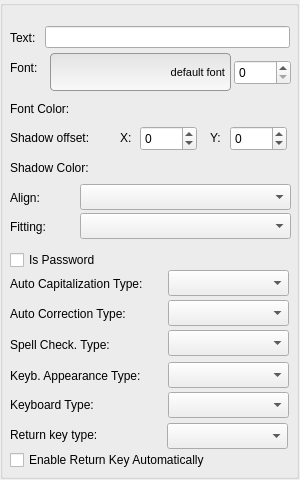
First picture: the form in Tools/UIEditor/UI/uitextfieldpropertygridwidget.ui, repository xaoctech/dava.engine, before the edit.
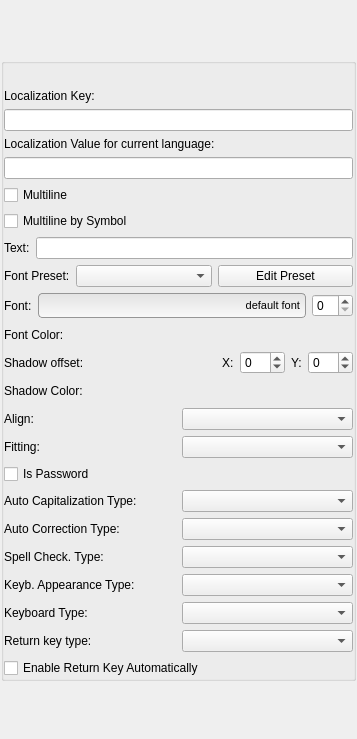
Second picture: the form after the edit. Custom widgets are drawn as their Qt base class.

Commit message: DF-3435 added property FontPreset to metadata, known issue: changing preset does not update font and size on properties pane

The edit to the form file:
```diff
--- a/Tools/UIEditor/UI/uitextfieldpropertygridwidget.ui
+++ b/Tools/UIEditor/UI/uitextfieldpropertygridwidget.ui
@@ -6,446 +6,683 @@
    <rect>
     <x>0</x>
     <y>0</y>
-    <width>300</width>
-    <height>480</height>
+    <width>357</width>
+    <height>739</height>
    </rect>
   </property>
-  <property name="minimumSize">
-   <size>
-    <width>300</width>
-    <height>480</height>
-   </size>
+  <property name="sizePolicy">
+   <sizepolicy hsizetype="Preferred" vsizetype="Maximum">
+    <horstretch>0</horstretch>
+    <verstretch>0</verstretch>
+   </sizepolicy>
   </property>
   <property name="windowTitle">
    <string>Form</string>
   </property>
-  <widget class="QGroupBox" name="groupBox">
-   <property name="geometry">
-    <rect>
-     <x>0</x>
-     <y>0</y>
-     <width>299</width>
-     <height>479</height>
-    </rect>
+  <layout class="QVBoxLayout" name="verticalLayout_3">
+   <property name="margin">
+    <number>1</number>
    </property>
-   <property name="title">
-    <string/>
-   </property>
-   <widget class="QLineEdit" name="textLineEdit">
-    <property name="geometry">
-     <rect>
-      <x>45</x>
-      <y>26</y>
-      <width>245</width>
-      <height>22</height>
-     </rect>
-    </property>
-   </widget>
-   <widget class="QLabel" name="textLabel">
-    <property name="geometry">
-     <rect>
-      <x>10</x>
-      <y>30</y>
-      <width>31</width>
-      <height>16</height>
-     </rect>
-    </property>
-    <property name="text">
-     <string>Text:</string>
-    </property>
-   </widget>
-   <widget class="QSpinBox" name="fontSizeSpinBox">
-    <property name="geometry">
-     <rect>
-      <x>234</x>
-      <y>60</y>
-      <width>57</width>
-      <height>25</height>
-     </rect>
-    </property>
-   </widget>
-   <widget class="QLabel" name="fontNameLabel">
-    <property name="geometry">
-     <rect>
-      <x>10</x>
-      <y>60</y>
-      <width>31</width>
-      <height>16</height>
-     </rect>
-    </property>
-    <property name="text">
-     <string>Font:</string>
-    </property>
-   </widget>
-   <widget class="QColorWidget" name="textColorWidget" native="true">
-    <property name="geometry">
-     <rect>
-      <x>105</x>
-      <y>100</y>
-      <width>184</width>
-      <height>21</height>
-     </rect>
-    </property>
-    <property name="minimumSize">
-     <size>
-      <width>184</width>
-      <height>21</height>
-     </size>
-    </property>
-    <property name="maximumSize">
-     <size>
-      <width>184</width>
-      <height>21</height>
-     </size>
-    </property>
-    <property name="text" stdset="0">
-     <string/>
-    </property>
-   </widget>
-   <widget class="QLabel" name="fontColorLabel">
-    <property name="geometry">
-     <rect>
-      <x>10</x>
-      <y>101</y>
-      <width>71</width>
-      <height>16</height>
-     </rect>
-    </property>
-    <property name="text">
-     <string>Font Color:</string>
-    </property>
-   </widget>
-   <widget class="QPushButton" name="fontSelectButton">
-    <property name="geometry">
-     <rect>
-      <x>50</x>
-      <y>53</y>
-      <width>181</width>
-      <height>38</height>
-     </rect>
-    </property>
-    <property name="styleSheet">
-     <string notr="true">QPushButton {text-align:right; font-size: 11px; border-style: outset; border: 1px solid #969696; padding: 5px; border-radius: 4px; background-color: qlineargradient(x1: 0, y1: 0, x2: 0, y2: 1, stop: 0 #e3e3e3, stop: 1 #f9f9f9);} 
+   <item>
+    <widget class="QGroupBox" name="groupBox">
+     <property name="sizePolicy">
+      <sizepolicy hsizetype="Expanding" vsizetype="Maximum">
+       <horstretch>0</horstretch>
+       <verstretch>0</verstretch>
+      </sizepolicy>
+     </property>
+     <property name="title">
+      <string/>
+     </property>
+     <layout class="QVBoxLayout" name="verticalLayout_2">
+      <property name="leftMargin">
+       <number>0</number>
+      </property>
+      <property name="topMargin">
+       <number>25</number>
+      </property>
+      <property name="rightMargin">
+       <number>0</number>
+      </property>
+      <property name="bottomMargin">
+       <number>0</number>
+      </property>
+      <item>
+       <widget class="QWidget" name="localizationKeyWidget" native="true">
+        <property name="sizePolicy">
+         <sizepolicy hsizetype="Preferred" vsizetype="Maximum">
+          <horstretch>0</horstretch>
+          <verstretch>0</verstretch>
+         </sizepolicy>
+        </property>
+        <layout class="QVBoxLayout" name="verticalLayout_5">
+         <property name="margin">
+          <number>0</number>
+         </property>
+         <item>
+          <widget class="QLabel" name="localizationKeyNameLabel">
+           <property name="sizePolicy">
+            <sizepolicy hsizetype="Preferred" vsizetype="Maximum">
+             <horstretch>0</horstretch>
+             <verstretch>0</verstretch>
+            </sizepolicy>
+           </property>
+           <property name="text">
+            <string>Localization Key:</string>
+           </property>
+          </widget>
+         </item>
+         <item>
+          <widget class="QLineEdit" name="localizationKeyNameLineEdit">
+           <property name="sizePolicy">
+            <sizepolicy hsizetype="Expanding" vsizetype="Maximum">
+             <horstretch>0</horstretch>
+             <verstretch>0</verstretch>
+            </sizepolicy>
+           </property>
+          </widget>
+         </item>
+        </layout>
+       </widget>
+      </item>
+      <item>
+       <widget class="QWidget" name="localizationValueWidget" native="true">
+        <property name="sizePolicy">
+         <sizepolicy hsizetype="Preferred" vsizetype="Maximum">
+          <horstretch>0</horstretch>
+          <verstretch>0</verstretch>
+         </sizepolicy>
+        </property>
+        <layout class="QVBoxLayout" name="verticalLayout">
+         <property name="margin">
+          <number>0</number>
+         </property>
+         <item>
+          <widget class="QLabel" name="localizationKeyTextLabel">
+           <property name="sizePolicy">
+            <sizepolicy hsizetype="Preferred" vsizetype="Maximum">
+             <horstretch>0</horstretch>
+             <verstretch>0</verstretch>
+            </sizepolicy>
+           </property>
+           <property name="text">
+            <string>Localization Value for current language:</string>
+           </property>
+          </widget>
+         </item>
+         <item>
+          <widget class="QLineEdit" name="localizationKeyTextLineEdit">
+           <property name="sizePolicy">
+            <sizepolicy hsizetype="Expanding" vsizetype="Maximum">
+             <horstretch>0</horstretch>
+             <verstretch>0</verstretch>
+            </sizepolicy>
+           </property>
+          </widget>
+         </item>
+        </layout>
+       </widget>
+      </item>
+      <item>
+       <widget class="QWidget" name="multilineWidget" native="true">
+        <property name="sizePolicy">
+         <sizepolicy hsizetype="Preferred" vsizetype="Maximum">
+          <horstretch>0</horstretch>
+          <verstretch>0</verstretch>
+         </sizepolicy>
+        </property>
+        <layout class="QVBoxLayout" name="verticalLayout_4">
+         <property name="margin">
+          <number>0</number>
+         </property>
+         <item>
+          <widget class="QCheckBox" name="multilineCheckBox">
+           <property name="text">
+            <string>Multiline</string>
+           </property>
+          </widget>
+         </item>
+         <item>
+          <widget class="QCheckBox" name="multilineBySymbolCheckBox">
+           <property name="text">
+            <string>Multiline by Symbol</string>
+           </property>
+          </widget>
+         </item>
+        </layout>
+       </widget>
+      </item>
+      <item>
+       <widget class="QWidget" name="textWidget" native="true">
+        <property name="sizePolicy">
+         <sizepolicy hsizetype="Preferred" vsizetype="Maximum">
+          <horstretch>0</horstretch>
+          <verstretch>0</verstretch>
+         </sizepolicy>
+        </property>
+        <layout class="QHBoxLayout" name="horizontalLayout">
+         <property name="margin">
+          <number>0</number>
+         </property>
+         <item>
+          <widget class="QLabel" name="textLabel">
+           <property name="text">
+            <string>Text:</string>
+           </property>
+          </widget>
+         </item>
+         <item>
+          <widget class="QLineEdit" name="textLineEdit"/>
+         </item>
+        </layout>
+       </widget>
+      </item>
+      <item>
+       <widget class="QWidget" name="fontPresetWidget" native="true">
+        <property name="sizePolicy">
+         <sizepolicy hsizetype="Preferred" vsizetype="Maximum">
+          <horstretch>0</horstretch>
+          <verstretch>0</verstretch>
+         </sizepolicy>
+        </property>
+        <layout class="QHBoxLayout" name="horizontalLayout_9">
+         <property name="margin">
+          <number>0</number>
+         </property>
+         <item>
+          <widget class="QLabel" name="fontPresetLabel">
+           <property name="sizePolicy">
+            <sizepolicy hsizetype="Maximum" vsizetype="Preferred">
+             <horstretch>0</horstretch>
+             <verstretch>0</verstretch>
+            </sizepolicy>
+           </property>
+           <property name="text">
+            <string>Font Preset:</string>
+           </property>
+          </widget>
+         </item>
+         <item>
+          <widget class="QComboBox" name="fontPresetComboBox"/>
+         </item>
+         <item>
+          <widget class="QPushButton" name="fontPresetEditButton">
+           <property name="styleSheet">
+            <string notr="true"/>
+           </property>
+           <property name="text">
+            <string>Edit Preset</string>
+           </property>
+          </widget>
+         </item>
+        </layout>
+       </widget>
+      </item>
+      <item>
+       <widget class="QWidget" name="fontWidget" native="true">
+        <property name="sizePolicy">
+         <sizepolicy hsizetype="Preferred" vsizetype="Maximum">
+          <horstretch>0</horstretch>
+          <verstretch>0</verstretch>
+         </sizepolicy>
+        </property>
+        <layout class="QHBoxLayout" name="horizontalLayout_12">
+         <property name="margin">
+          <number>0</number>
+         </property>
+         <item>
+          <widget class="QLabel" name="fontNameLabel">
+           <property name="sizePolicy">
+            <sizepolicy hsizetype="Maximum" vsizetype="Preferred">
+             <horstretch>0</horstretch>
+             <verstretch>0</verstretch>
+            </sizepolicy>
+           </property>
+           <property name="text">
+            <string>Font:</string>
+           </property>
+          </widget>
+         </item>
+         <item>
+          <widget class="QPushButton" name="fontSelectButton">
+           <property name="sizePolicy">
+            <sizepolicy hsizetype="Minimum" vsizetype="Fixed">
+             <horstretch>0</horstretch>
+             <verstretch>0</verstretch>
+            </sizepolicy>
+           </property>
+           <property name="styleSheet">
+            <string notr="true">QPushButton {text-align:right; font-size: 11px; border-style: outset; border: 1px solid #969696; padding: 5px; border-radius: 4px; background-color: qlineargradient(x1: 0, y1: 0, x2: 0, y2: 1, stop: 0 #e3e3e3, stop: 1 #f9f9f9);} 
 QPushButton:pressed {background-color: qlineargradient(x1: 0, y1: 0, x2: 0, y2: 1, stop: 0 #7e7e7e, stop: 1 #f9f9f9); }</string>
-    </property>
-    <property name="text">
-     <string>default font</string>
-    </property>
-   </widget>
-   <widget class="QColorWidget" name="shadowColorWidget" native="true">
-    <property name="geometry">
-     <rect>
-      <x>105</x>
-      <y>158</y>
-      <width>184</width>
-      <height>22</height>
-     </rect>
-    </property>
-    <property name="minimumSize">
-     <size>
-      <width>184</width>
-      <height>22</height>
-     </size>
-    </property>
-    <property name="maximumSize">
-     <size>
-      <width>184</width>
-      <height>22</height>
-     </size>
-    </property>
-    <property name="text" stdset="0">
-     <string/>
-    </property>
-   </widget>
-   <widget class="QLabel" name="offsetYLabel">
-    <property name="geometry">
-     <rect>
-      <x>210</x>
-      <y>130</y>
-      <width>16</width>
-      <height>16</height>
-     </rect>
-    </property>
-    <property name="text">
-     <string>Y:</string>
-    </property>
-   </widget>
-   <widget class="QLabel" name="offsetXLabel">
-    <property name="geometry">
-     <rect>
-      <x>120</x>
-      <y>130</y>
-      <width>16</width>
-      <height>16</height>
-     </rect>
-    </property>
-    <property name="text">
-     <string>X:</string>
-    </property>
-   </widget>
-   <widget class="QLabel" name="shadowColorLabel">
-    <property name="geometry">
-     <rect>
-      <x>10</x>
-      <y>160</y>
-      <width>91</width>
-      <height>16</height>
-     </rect>
-    </property>
-    <property name="text">
-     <string>Shadow Color:</string>
-    </property>
-   </widget>
-   <widget class="QSpinBox" name="shadowOffsetXSpinBox">
-    <property name="geometry">
-     <rect>
-      <x>140</x>
-      <y>126</y>
-      <width>57</width>
-      <height>25</height>
-     </rect>
-    </property>
-    <property name="minimum">
-     <number>-99</number>
-    </property>
-   </widget>
-   <widget class="QSpinBox" name="shadowOffsetYSpinBox">
-    <property name="geometry">
-     <rect>
-      <x>230</x>
-      <y>126</y>
-      <width>57</width>
-      <height>25</height>
-     </rect>
-    </property>
-    <property name="minimum">
-     <number>-99</number>
-    </property>
-   </widget>
-   <widget class="QLabel" name="shadowOffsetLabel">
-    <property name="geometry">
-     <rect>
-      <x>10</x>
-      <y>130</y>
-      <width>91</width>
-      <height>16</height>
-     </rect>
-    </property>
-    <property name="text">
-     <string>Shadow offset:</string>
-    </property>
-   </widget>
-   <widget class="QComboBox" name="alignComboBox">
-    <property name="geometry">
-     <rect>
-      <x>80</x>
-      <y>184</y>
-      <width>211</width>
-      <height>26</height>
-     </rect>
-    </property>
-   </widget>
-   <widget class="QLabel" name="AlignLabel">
-    <property name="geometry">
-     <rect>
-      <x>10</x>
-      <y>190</y>
-      <width>62</width>
-      <height>16</height>
-     </rect>
-    </property>
-    <property name="text">
-     <string>Align:</string>
-    </property>
-   </widget>
-   <widget class="QCheckBox" name="isPasswordCheckbox">
-    <property name="geometry">
-     <rect>
-      <x>10</x>
-      <y>250</y>
-      <width>271</width>
-      <height>20</height>
-     </rect>
-    </property>
-    <property name="text">
-     <string>Is Password</string>
-    </property>
-   </widget>
-   <widget class="QComboBox" name="autoCapitalizationTypeComboBox">
-    <property name="geometry">
-     <rect>
-      <x>168</x>
-      <y>270</y>
-      <width>121</width>
-      <height>26</height>
-     </rect>
-    </property>
-   </widget>
-   <widget class="QComboBox" name="autoCorrectionTypeComboBox">
-    <property name="geometry">
-     <rect>
-      <x>168</x>
-      <y>300</y>
-      <width>121</width>
-      <height>26</height>
-     </rect>
-    </property>
-   </widget>
-   <widget class="QComboBox" name="spellCheckingTypeComboBox">
-    <property name="geometry">
-     <rect>
-      <x>168</x>
-      <y>330</y>
-      <width>121</width>
-      <height>26</height>
-     </rect>
-    </property>
-   </widget>
-   <widget class="QComboBox" name="keyboardAppearanceTypeComboBox">
-    <property name="geometry">
-     <rect>
-      <x>168</x>
-      <y>362</y>
-      <width>121</width>
-      <height>26</height>
-     </rect>
-    </property>
-   </widget>
-   <widget class="QComboBox" name="keyboardTypeComboBox">
-    <property name="geometry">
-     <rect>
-      <x>168</x>
-      <y>392</y>
-      <width>121</width>
-      <height>26</height>
-     </rect>
-    </property>
-   </widget>
-   <widget class="QComboBox" name="returnKeyTypeComboBox">
-    <property name="geometry">
-     <rect>
-      <x>167</x>
-      <y>423</y>
-      <width>121</width>
-      <height>26</height>
-     </rect>
-    </property>
-   </widget>
-   <widget class="QCheckBox" name="isReturnKeyAutomatically">
-    <property name="geometry">
-     <rect>
-      <x>10</x>
-      <y>450</y>
-      <width>271</width>
-      <height>20</height>
-     </rect>
-    </property>
-    <property name="text">
-     <string>Enable Return Key Automatically</string>
-    </property>
-   </widget>
-   <widget class="QLabel" name="returnKeyTypeLabel">
-    <property name="geometry">
-     <rect>
-      <x>10</x>
-      <y>427</y>
-      <width>101</width>
-      <height>16</height>
-     </rect>
-    </property>
-    <property name="text">
-     <string>Return key type:</string>
-    </property>
-   </widget>
-   <widget class="QLabel" name="keyboardTypeLabel">
-    <property name="geometry">
-     <rect>
-      <x>10</x>
-      <y>397</y>
-      <width>101</width>
-      <height>16</height>
-     </rect>
-    </property>
-    <property name="text">
-     <string>Keyboard Type:</string>
-    </property>
-   </widget>
-   <widget class="QLabel" name="keyboardAppearanceTypeLabel">
-    <property name="geometry">
-     <rect>
-      <x>10</x>
-      <y>368</y>
-      <width>161</width>
-      <height>16</height>
-     </rect>
-    </property>
-    <property name="text">
-     <string>Keyb. Appearance Type:</string>
-    </property>
-   </widget>
-   <widget class="QLabel" name="spellCheckingTypeLabel">
-    <property name="geometry">
-     <rect>
-      <x>10</x>
-      <y>337</y>
-      <width>121</width>
-      <height>16</height>
-     </rect>
-    </property>
-    <property name="text">
-     <string>Spell Check. Type:</string>
-    </property>
-   </widget>
-   <widget class="QLabel" name="autoCorrectionTypeLabel">
-    <property name="geometry">
-     <rect>
-      <x>10</x>
-      <y>306</y>
-      <width>151</width>
-      <height>16</height>
-     </rect>
-    </property>
-    <property name="text">
-     <string>Auto Correction Type:</string>
-    </property>
-   </widget>
-   <widget class="QLabel" name="autoCapitalizationTypeLabel">
-    <property name="geometry">
-     <rect>
-      <x>10</x>
-      <y>276</y>
-      <width>171</width>
-      <height>16</height>
-     </rect>
-    </property>
-    <property name="text">
-     <string>Auto Capitalization Type:</string>
-    </property>
-   </widget>
-   <widget class="QComboBox" name="fittingTypeComboBox">
-    <property name="geometry">
-     <rect>
-      <x>80</x>
-      <y>213</y>
-      <width>211</width>
-      <height>26</height>
-     </rect>
-    </property>
-   </widget>
-   <widget class="QLabel" name="fittingLabel">
-    <property name="geometry">
-     <rect>
-      <x>10</x>
-      <y>219</y>
-      <width>51</width>
-      <height>16</height>
-     </rect>
-    </property>
-    <property name="text">
-     <string>Fitting:</string>
-    </property>
-   </widget>
-  </widget>
+           </property>
+           <property name="text">
+            <string>default font</string>
+           </property>
+          </widget>
+         </item>
+         <item>
+          <widget class="QSpinBox" name="fontSizeSpinBox">
+           <property name="sizePolicy">
+            <sizepolicy hsizetype="Maximum" vsizetype="Fixed">
+             <horstretch>0</horstretch>
+             <verstretch>0</verstretch>
+            </sizepolicy>
+           </property>
+          </widget>
+         </item>
+        </layout>
+       </widget>
+      </item>
+      <item>
+       <widget class="QWidget" name="fontColorWidget" native="true">
+        <property name="sizePolicy">
+         <sizepolicy hsizetype="Preferred" vsizetype="Maximum">
+          <horstretch>0</horstretch>
+          <verstretch>0</verstretch>
+         </sizepolicy>
+        </property>
+        <layout class="QHBoxLayout" name="horizontalLayout_11">
+         <property name="margin">
+          <number>0</number>
+         </property>
+         <item>
+          <widget class="QLabel" name="fontColorLabel">
+           <property name="sizePolicy">
+            <sizepolicy hsizetype="Preferred" vsizetype="Preferred">
+             <horstretch>0</horstretch>
+             <verstretch>0</verstretch>
+            </sizepolicy>
+           </property>
+           <property name="text">
+            <string>Font Color:</string>
+           </property>
+          </widget>
+         </item>
+         <item>
+          <widget class="QColorWidget" name="textColorWidget" native="true">
+           <property name="minimumSize">
+            <size>
+             <width>184</width>
+             <height>21</height>
+            </size>
+           </property>
+           <property name="maximumSize">
+            <size>
+             <width>184</width>
+             <height>21</height>
+            </size>
+           </property>
+           <property name="text" stdset="0">
+            <string/>
+           </property>
+          </widget>
+         </item>
+        </layout>
+       </widget>
+      </item>
+      <item>
+       <widget class="QWidget" name="shadowOffsetWidget" native="true">
+        <property name="sizePolicy">
+         <sizepolicy hsizetype="Preferred" vsizetype="Maximum">
+          <horstretch>0</horstretch>
+          <verstretch>0</verstretch>
+         </sizepolicy>
+        </property>
+        <layout class="QHBoxLayout" name="horizontalLayout_10">
+         <property name="margin">
+          <number>0</number>
+         </property>
+         <item>
+          <widget class="QLabel" name="shadowOffsetLabel">
+           <property name="text">
+            <string>Shadow offset:</string>
+           </property>
+          </widget>
+         </item>
+         <item>
+          <widget class="QLabel" name="offsetXLabel">
+           <property name="sizePolicy">
+            <sizepolicy hsizetype="Maximum" vsizetype="Preferred">
+             <horstretch>0</horstretch>
+             <verstretch>0</verstretch>
+            </sizepolicy>
+           </property>
+           <property name="text">
+            <string>X:</string>
+           </property>
+          </widget>
+         </item>
+         <item>
+          <widget class="QSpinBox" name="shadowOffsetXSpinBox">
+           <property name="sizePolicy">
+            <sizepolicy hsizetype="Maximum" vsizetype="Fixed">
+             <horstretch>0</horstretch>
+             <verstretch>0</verstretch>
+            </sizepolicy>
+           </property>
+           <property name="minimum">
+            <number>-99</number>
+           </property>
+          </widget>
+         </item>
+         <item>
+          <widget class="QLabel" name="offsetYLabel">
+           <property name="sizePolicy">
+            <sizepolicy hsizetype="Maximum" vsizetype="Preferred">
+             <horstretch>0</horstretch>
+             <verstretch>0</verstretch>
+            </sizepolicy>
+           </property>
+           <property name="text">
+            <string>Y:</string>
+           </property>
+          </widget>
+         </item>
+         <item>
+          <widget class="QSpinBox" name="shadowOffsetYSpinBox">
+           <property name="sizePolicy">
+            <sizepolicy hsizetype="Fixed" vsizetype="Fixed">
+             <horstretch>0</horstretch>
+             <verstretch>0</verstretch>
+            </sizepolicy>
+           </property>
+           <property name="minimum">
+            <number>-99</number>
+           </property>
+          </widget>
+         </item>
+        </layout>
+       </widget>
+      </item>
+      <item>
+       <widget class="QWidget" name="shadowColorGroupWidget" native="true">
+        <property name="sizePolicy">
+         <sizepolicy hsizetype="Preferred" vsizetype="Maximum">
+          <horstretch>0</horstretch>
+          <verstretch>0</verstretch>
+         </sizepolicy>
+        </property>
+        <layout class="QHBoxLayout" name="horizontalLayout_13">
+         <property name="margin">
+          <number>0</number>
+         </property>
+         <item>
+          <widget class="QLabel" name="shadowColorLabel">
+           <property name="text">
+            <string>Shadow Color:</string>
+           </property>
+          </widget>
+         </item>
+         <item>
+          <widget class="QColorWidget" name="shadowColorWidget" native="true">
+           <property name="minimumSize">
+            <size>
+             <width>184</width>
+             <height>22</height>
+            </size>
+           </property>
+           <property name="maximumSize">
+            <size>
+             <width>184</width>
+             <height>22</height>
+            </size>
+           </property>
+           <property name="text" stdset="0">
+            <string/>
+           </property>
+          </widget>
+         </item>
+        </layout>
+       </widget>
+      </item>
+      <item>
+       <widget class="QWidget" name="alignWidget" native="true">
+        <property name="sizePolicy">
+         <sizepolicy hsizetype="Preferred" vsizetype="Maximum">
+          <horstretch>0</horstretch>
+          <verstretch>0</verstretch>
+         </sizepolicy>
+        </property>
+        <layout class="QHBoxLayout" name="horizontalLayout_16">
+         <property name="margin">
+          <number>0</number>
+         </property>
+         <item>
+          <widget class="QLabel" name="AlignLabel">
+           <property name="text">
+            <string>Align:</string>
+           </property>
+          </widget>
+         </item>
+         <item>
+          <widget class="QComboBox" name="alignComboBox"/>
+         </item>
+        </layout>
+       </widget>
+      </item>
+      <item>
+       <widget class="QWidget" name="fittingWidget" native="true">
+        <property name="sizePolicy">
+         <sizepolicy hsizetype="Preferred" vsizetype="Maximum">
+          <horstretch>0</horstretch>
+          <verstretch>0</verstretch>
+         </sizepolicy>
+        </property>
+        <layout class="QHBoxLayout" name="horizontalLayout_15">
+         <property name="margin">
+          <number>0</number>
+         </property>
+         <item>
+          <widget class="QLabel" name="fittingLabel">
+           <property name="text">
+            <string>Fitting:</string>
+           </property>
+          </widget>
+         </item>
+         <item>
+          <widget class="QComboBox" name="fittingTypeComboBox"/>
+         </item>
+        </layout>
+       </widget>
+      </item>
+      <item>
+       <widget class="QWidget" name="isPasswordWidget" native="true">
+        <property name="sizePolicy">
+         <sizepolicy hsizetype="Preferred" vsizetype="Maximum">
+          <horstretch>0</horstretch>
+          <verstretch>0</verstretch>
+         </sizepolicy>
+        </property>
+        <layout class="QHBoxLayout" name="horizontalLayout_14">
+         <property name="margin">
+          <number>0</number>
+         </property>
+         <item>
+          <widget class="QCheckBox" name="isPasswordCheckbox">
+           <property name="text">
+            <string>Is Password</string>
+           </property>
+          </widget>
+         </item>
+        </layout>
+       </widget>
+      </item>
+      <item>
+       <widget class="QWidget" name="autoCapitalizationTypeWidget" native="true">
+        <property name="sizePolicy">
+         <sizepolicy hsizetype="Preferred" vsizetype="Maximum">
+          <horstretch>0</horstretch>
+          <verstretch>0</verstretch>
+         </sizepolicy>
+        </property>
+        <layout class="QHBoxLayout" name="horizontalLayout_2">
+         <property name="margin">
+          <number>0</number>
+         </property>
+         <item>
+          <widget class="QLabel" name="autoCapitalizationTypeLabel">
+           <property name="text">
+            <string>Auto Capitalization Type:</string>
+           </property>
+          </widget>
+         </item>
+         <item>
+          <widget class="QComboBox" name="autoCapitalizationTypeComboBox"/>
+         </item>
+        </layout>
+       </widget>
+      </item>
+      <item>
+       <widget class="QWidget" name="autoCorrectionTypeWidget" native="true">
+        <property name="sizePolicy">
+         <sizepolicy hsizetype="Preferred" vsizetype="Maximum">
+          <horstretch>0</horstretch>
+          <verstretch>0</verstretch>
+         </sizepolicy>
+        </property>
+        <layout class="QHBoxLayout" name="horizontalLayout_3">
+         <property name="margin">
+          <number>0</number>
+         </property>
+         <item>
+          <widget class="QLabel" name="autoCorrectionTypeLabel">
+           <property name="text">
+            <string>Auto Correction Type:</string>
+           </property>
+          </widget>
+         </item>
+         <item>
+          <widget class="QComboBox" name="autoCorrectionTypeComboBox"/>
+         </item>
+        </layout>
+       </widget>
+      </item>
+      <item>
+       <widget class="QWidget" name="spellCheckingTypeWidget" native="true">
+        <property name="sizePolicy">
+         <sizepolicy hsizetype="Preferred" vsizetype="Maximum">
+          <horstretch>0</horstretch>
+          <verstretch>0</verstretch>
+         </sizepolicy>
+        </property>
+        <layout class="QHBoxLayout" name="horizontalLayout_4">
+         <property name="margin">
+          <number>0</number>
+         </property>
+         <item>
+          <widget class="QLabel" name="spellCheckingTypeLabel">
+           <property name="text">
+            <string>Spell Check. Type:</string>
+           </property>
+          </widget>
+         </item>
+         <item>
+          <widget class="QComboBox" name="spellCheckingTypeComboBox"/>
+         </item>
+        </layout>
+       </widget>
+      </item>
+      <item>
+       <widget class="QWidget" name="keyboardAppearanceWidget" native="true">
+        <property name="sizePolicy">
+         <sizepolicy hsizetype="Preferred" vsizetype="Maximum">
+          <horstretch>0</horstretch>
+          <verstretch>0</verstretch>
+         </sizepolicy>
+        </property>
+        <layout class="QHBoxLayout" name="horizontalLayout_5">
+         <property name="margin">
+          <number>0</number>
+         </property>
+         <item>
+          <widget class="QLabel" name="keyboardAppearanceTypeLabel">
+           <property name="text">
+            <string>Keyb. Appearance Type:</string>
+           </property>
+          </widget>
+         </item>
+         <item>
+          <widget class="QComboBox" name="keyboardAppearanceTypeComboBox"/>
+         </item>
+        </layout>
+       </widget>
+      </item>
+      <item>
+       <widget class="QWidget" name="keyboardTypeWidget" native="true">
+        <property name="sizePolicy">
+         <sizepolicy hsizetype="Preferred" vsizetype="Maximum">
+          <horstretch>0</horstretch>
+          <verstretch>0</verstretch>
+         </sizepolicy>
+        </property>
+        <layout class="QHBoxLayout" name="horizontalLayout_6">
+         <property name="margin">
+          <number>0</number>
+         </property>
+         <item>
+          <widget class="QLabel" name="keyboardTypeLabel">
+           <property name="text">
+            <string>Keyboard Type:</string>
+           </property>
+          </widget>
+         </item>
+         <item>
+          <widget class="QComboBox" name="keyboardTypeComboBox"/>
+         </item>
+        </layout>
+       </widget>
+      </item>
+      <item>
+       <widget class="QWidget" name="returnKeyTypeWidget" native="true">
+        <property name="sizePolicy">
+         <sizepolicy hsizetype="Preferred" vsizetype="Maximum">
+          <horstretch>0</horstretch>
+          <verstretch>0</verstretch>
+         </sizepolicy>
+        </property>
+        <layout class="QHBoxLayout" name="horizontalLayout_7">
+         <property name="margin">
+          <number>0</number>
+         </property>
+         <item>
+          <widget class="QLabel" name="returnKeyTypeLabel">
+           <property name="text">
+            <string>Return key type:</string>
+           </property>
+          </widget>
+         </item>
+         <item>
+          <widget class="QComboBox" name="returnKeyTypeComboBox"/>
+         </item>
+        </layout>
+       </widget>
+      </item>
+      <item>
+       <widget class="QWidget" name="isReturnKeyAutoWidget" native="true">
+        <property name="sizePolicy">
+         <sizepolicy hsizetype="Preferred" vsizetype="Maximum">
+          <horstretch>0</horstretch>
+          <verstretch>0</verstretch>
+         </sizepolicy>
+        </property>
+        <layout class="QHBoxLayout" name="horizontalLayout_8">
+         <property name="margin">
+          <number>0</number>
+         </property>
+         <item>
+          <widget class="QCheckBox" name="isReturnKeyAutomatically">
+           <property name="text">
+            <string>Enable Return Key Automatically</string>
+           </property>
+          </widget>
+         </item>
+        </layout>
+       </widget>
+      </item>
+     </layout>
+    </widget>
+   </item>
+  </layout>
  </widget>
  <customwidgets>
   <customwidget>
```
Left out of the diff: 1 changed line with no effect on the pictures. The commit also changes 9 other files.
